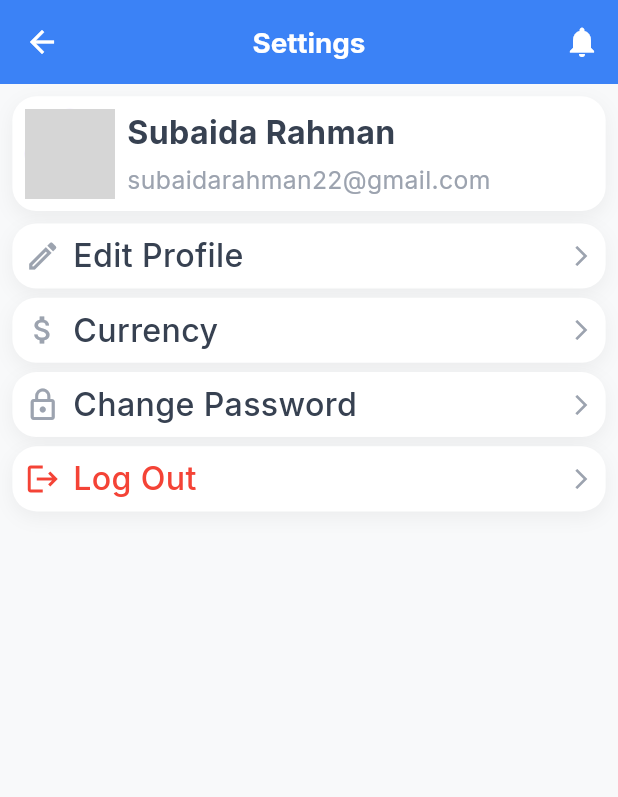
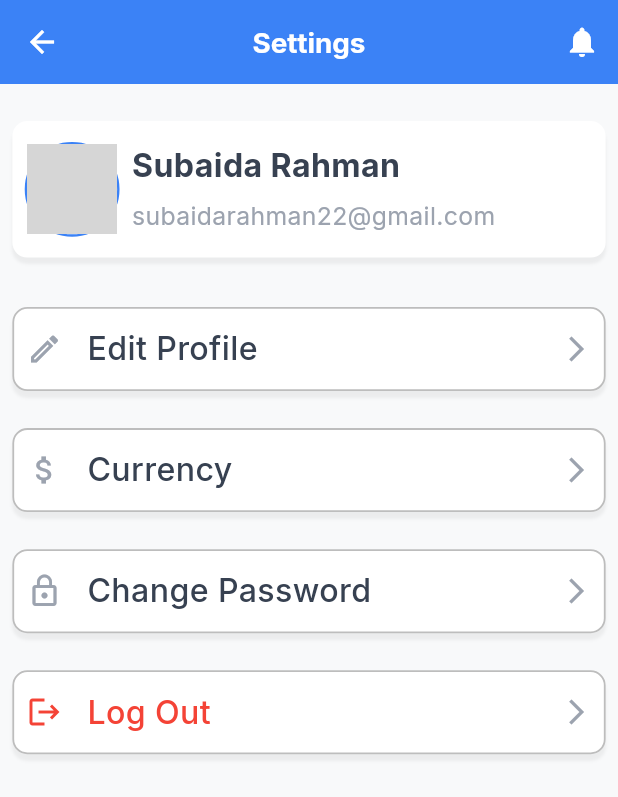
Before and after one commit to Amina-Ibm/itenero_app, a Flutter app: the SettingsPage screen opened by its route, on a phone screen of 412 x 824 dp. Shown: the top 797 px of the screen. Run offline on Flutter 3.47's test engine with Material 3 defaults, Android fonts, the phone set to English and light mode, and no system bars; our stand-ins replace flutter_map, flutter_riverpod, flutter_svg, google_fonts, latlong2, shared_preferences; missing offline and left inert: flutter_calenders, googleai_dart, location_picker_flutter_map, serverpod, serverpod_auth_core_client, serverpod_auth_core_server and 4 more; accounts and stored records are empty; network calls fail; statements that could not run were skipped; grey boxes are pictures that could not be loaded.

Commit message:
setting / profile screen added

```diff
--- a/itenero_app_flutter/lib/screens/settings/view/settings_page.dart
+++ b/itenero_app_flutter/lib/screens/settings/view/settings_page.dart
@@ -25,8 +25,8 @@ class SettingsPage extends StatelessWidget {
         backgroundColor: AppColors.primary,
         elevation: 0,
         leading: IconButton(
-           icon: const Icon(Icons.arrow_back, color: Colors.white),
-           onPressed: () => Navigator.pop(context),
+          icon: const Icon(Icons.arrow_back, color: Colors.white),
+          onPressed: () => Navigator.pop(context),
         ),
         actions: [
           IconButton(
@@ -39,25 +39,41 @@ class SettingsPage extends StatelessWidget {
         padding: EdgeInsets.all(SizeConfig.normalpadding * 2),
         child: Column(
           children: [
+            SizedBox(
+              height: SizeConfig.normalpadding * 4,
+            ),
             // Profile Card
             Container(
               padding: EdgeInsets.all(SizeConfig.normalpadding * 2),
+              height: 91,
               decoration: BoxDecoration(
                 color: Colors.white,
-                borderRadius: BorderRadius.circular(16),
+                borderRadius: BorderRadius.circular(10),
                 boxShadow: [
                   BoxShadow(
                     color: Colors.black.withOpacity(0.05),
-                    blurRadius: 10,
+                    blurRadius: 1,
                     offset: const Offset(0, 4),
                   ),
                 ],
               ),
               child: Row(
                 children: [
-                  const CircleAvatar(
-                    radius: 30,
-                    backgroundImage: NetworkImage('https://i.pravatar.cc/150?img=5'), // Dummy image
+                  Container(
+                    decoration: BoxDecoration(
+                      shape: BoxShape.circle,
+                      border: Border.all(
+                        color: AppColors.primary,
+                        width: 1.6,
+                      ),
+                    ),
+                    child: const CircleAvatar(
+                      foregroundImage: NetworkImage(
+                        'https://i.pravatar.cc/150?img=5',
+                      ),
+                      radius: 30,
+                      backgroundColor: Colors.transparent,
+                    ),
                   ),
                   SizedBox(width: SizeConfig.normalpadding * 2),
                   Expanded(
@@ -70,9 +86,9 @@ class SettingsPage extends StatelessWidget {
                             fontWeight: FontWeight.bold,
                             fontSize: SizeConfig.mediumText2,
                             color: AppColors.text,
+                            height: 2,
                           ),
                         ),
-                        SizedBox(height: 4),
                         Text(
                           'subaidarahman22@gmail.com',
                           style: GoogleFonts.inter(
@@ -86,32 +102,46 @@ class SettingsPage extends StatelessWidget {
                 ],
               ),
             ),
-            SizedBox(height: SizeConfig.normalpadding * 2),
+            SizedBox(height: SizeConfig.normalpadding * 8),
 
             // Settings Options
             _buildSettingsItem('Edit Profile', Icons.edit_outlined, context),
-            SizedBox(height: SizeConfig.normalpadding * 1.5),
+            SizedBox(height: SizeConfig.normalpadding * 6),
             _buildSettingsItem('Currency', Icons.attach_money, context),
-            SizedBox(height: SizeConfig.normalpadding * 1.5),
+            SizedBox(height: SizeConfig.normalpadding * 6),
             _buildSettingsItem('Change Password', Icons.lock_outline, context),
-            SizedBox(height: SizeConfig.normalpadding * 1.5),
-            _buildSettingsItem('Log Out', Icons.logout, context, isDestructive: true),
+            SizedBox(height: SizeConfig.normalpadding * 6),
+            _buildSettingsItem(
+              'Log Out',
+              Icons.logout,
+              context,
+              isDestructive: true,
+            ),
           ],
         ),
       ),
     );
   }
 
-  Widget _buildSettingsItem(String title, IconData icon, BuildContext context,
-      {bool isDestructive = false}) {
+  Widget _buildSettingsItem(
+    String title,
+    IconData icon,
+    BuildContext context, {
+    bool isDestructive = false,
+  }) {
     return Container(
+      height: 56,
       decoration: BoxDecoration(
         color: Colors.white,
-        borderRadius: BorderRadius.circular(16),
+        borderRadius: BorderRadius.circular(10),
+        border: Border.all(
+          width: 1.2,
+          color: Color(0xFF252525).withOpacity(0.3),
+        ),
         boxShadow: [
           BoxShadow(
             color: Colors.black.withOpacity(0.05),
-            blurRadius: 10,
+            blurRadius: 1,
             offset: const Offset(0, 4),
           ),
         ],
@@ -121,8 +151,12 @@ class SettingsPage extends StatelessWidget {
         child: InkWell(
           onTap: () {
             if (title == 'Log Out') {
-               // Handle logout
-               Navigator.pushNamedAndRemoveUntil(context, AppRoutes.login, (route) => false);
+              // Handle logout
+              Navigator.pushNamedAndRemoveUntil(
+                context,
+                AppRoutes.login,
+                (route) => false,
+              );
             }
           },
           borderRadius: BorderRadius.circular(16),
@@ -138,7 +172,7 @@ class SettingsPage extends StatelessWidget {
                   color: isDestructive ? Colors.red : AppColors.grey,
                   size: 24,
                 ),
-                SizedBox(width: SizeConfig.normalpadding * 2),
+                SizedBox(width: SizeConfig.normalpadding * 4),
                 Expanded(
                   child: Text(
                     title,
@@ -152,7 +186,7 @@ class SettingsPage extends StatelessWidget {
                 Icon(
                   Icons.arrow_forward_ios,
                   color: AppColors.grey,
-                  size: 16,
+                  size: 20,
                 ),
               ],
             ),
--- a/itenero_app_flutter/lib/screens/trip/view/trip_map_page.dart
+++ b/itenero_app_flutter/lib/screens/trip/view/trip_map_page.dart
@@ -3,7 +3,6 @@ import 'package:flutter_map/flutter_map.dart';
 import 'package:google_fonts/google_fonts.dart';
 import 'package:itenero_app_client/itenero_app_client.dart';
 import 'package:latlong2/latlong.dart';
-import 'package:location_picker_flutter_map/location_picker_flutter_map.dart';
 import '../../../core/utils/app_colors.dart';
 import '../../../core/utils/config_size.dart';
 
```
Also changed, not shown: itenero_app_flutter/lib/screens/home/view/home_page.dart (+107 -91 lines), itenero_app_flutter/assets/images/home.svg (added), itenero_app_flutter/assets/images/logo-small.png (added), itenero_app_flutter/assets/images/settings.svg (added).
